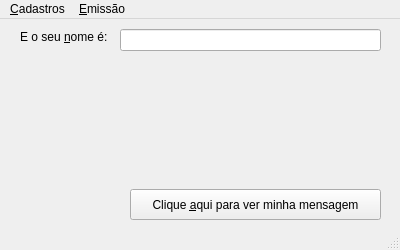
Before: the Qt Designer form minister_nfce/main.ui in caugmar/minister-nfce, drawn with Qt 5.
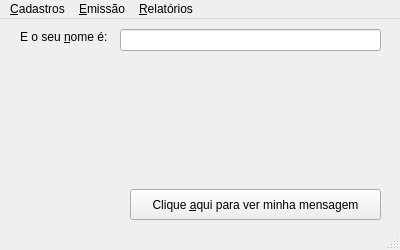
After: the same form once the commit is applied.

Commit message: Esqueleto para chamar um relatório de demonstração.

The edit to the form file:
```diff
--- a/minister_nfce/main.ui
+++ b/minister_nfce/main.ui
@@ -80,8 +80,15 @@
     </property>
     <addaction name="actionEmitirNfce"/>
    </widget>
+   <widget class="QMenu" name="menu_Relat_rios">
+    <property name="title">
+     <string>&amp;Relatórios</string>
+    </property>
+    <addaction name="actionDemonstracao"/>
+   </widget>
    <addaction name="menu_Cadastros"/>
    <addaction name="menuEmiss_o"/>
+   <addaction name="menu_Relat_rios"/>
   </widget>
   <widget class="QStatusBar" name="statusbar">
    <property name="statusTip">
```
Left out of the diff: 5 changed lines with no effect on the pictures. The commit also changes 1 other file.
